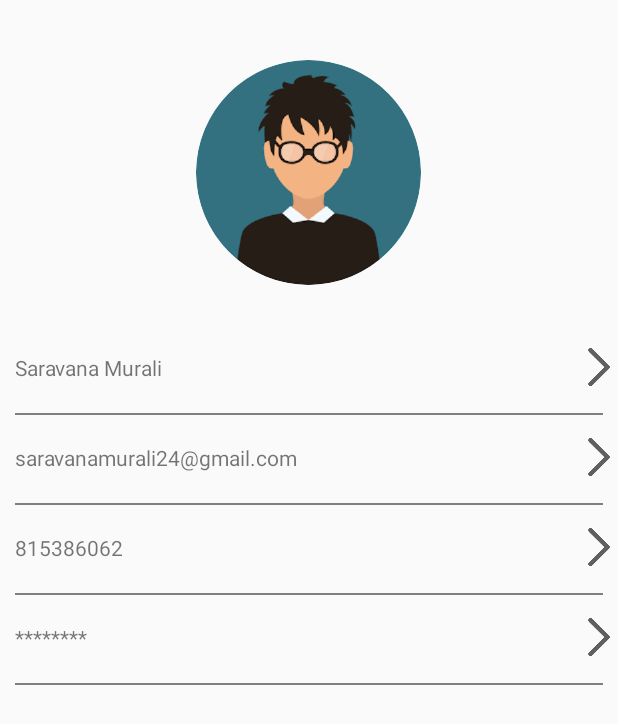
After one commit to SaravanaMurale/Sosy-master, an Android app: the ProfileSettingsActivity screen opened directly, with no data from a screen before it, on a phone screen of 412 x 824 dp. The commit adds this screen. Shown: the top 724 px of the screen. Run offline under Robolectric (Android 15) with nearby library versions, the phone set to English and light mode, and no system bars; our stand-ins replace CircleImageView.

Commit message:
Profile Update Commit

```diff
--- a/app/build.gradle
+++ b/app/build.gradle
@@ -65,6 +65,11 @@ dependencies {
     implementation 'com.google.android.gms:play-services-maps:17.0.0'
     implementation 'com.google.android.gms:play-services-location:17.0.0'
 
+    //Circular ImageView
+    implementation 'de.hdodenhof:circleimageview:3.1.0'
+
+
+
 
 
 }
--- /dev/null
+++ b/app/src/main/java/com/sosaley/sosy/dhome/ProfileSettingsActivity.java
@@ -0,0 +1,142 @@
+package com.sosaley.sosy.dhome;
+
+import androidx.appcompat.app.AppCompatActivity;
+
+import android.app.AlertDialog;
+import android.content.DialogInterface;
+import android.os.Bundle;
+import android.view.LayoutInflater;
+import android.view.View;
+import android.widget.EditText;
+import android.widget.RelativeLayout;
+import android.widget.TextView;
+import android.widget.Toast;
+
+import com.sosaley.sosy.R;
+
+import de.hdodenhof.circleimageview.CircleImageView;
+
+public class ProfileSettingsActivity extends AppCompatActivity {
+
+    RelativeLayout profileBlock, emailBlock, mobileBlock, changePasswordBlock;
+
+    TextView userName, email, mobile;
+
+    CircleImageView profilePic;
+
+
+
+    @Override
+    protected void onCreate(Bundle savedInstanceState) {
+        super.onCreate(savedInstanceState);
+        setContentView(R.layout.activity_profile_settings);
+
+        profilePic = (CircleImageView) findViewById(R.id.profilePic);
+
+        userName = (TextView) findViewById(R.id.userName);
+        email = (TextView) findViewById(R.id.email);
+        mobile = (TextView) findViewById(R.id.mobile);
+
+        profileBlock = (RelativeLayout) findViewById(R.id.profileBlock);
+        emailBlock = (RelativeLayout) findViewById(R.id.emailBlock);
+        mobileBlock = (RelativeLayout) findViewById(R.id.mobileBlock);
+        changePasswordBlock = (RelativeLayout) findViewById(R.id.changePasswordBlock);
+
+
+        profileBlock.setOnClickListener(new View.OnClickListener() {
+            @Override
+            public void onClick(View v) {
+
+                openDialog("Update Name", 1);
+
+            }
+        });
+
+        emailBlock.setOnClickListener(new View.OnClickListener() {
+            @Override
+            public void onClick(View v) {
+
+                openDialog("Update Email", 2);
+
+            }
+        });
+
+        mobileBlock.setOnClickListener(new View.OnClickListener() {
+            @Override
+            public void onClick(View v) {
+                openDialog("Update Mobile Number", 3);
+            }
+        });
+
+        changePasswordBlock.setOnClickListener(new View.OnClickListener() {
+            @Override
+            public void onClick(View v) {
+
+                openDialog("Update Password", 4);
+
+            }
+        });
+
+
+    }
+
+    private void openDialog(String update_name, final int i) {
+
+        AlertDialog.Builder builder = new AlertDialog.Builder(this);
+        LayoutInflater layoutInflater = this.getLayoutInflater();
+        final View view = layoutInflater.inflate(R.layout.layout_dialog_userprofile, null);
+
+        final EditText update = (EditText) view.findViewById(R.id.updateName);
+        update.setHint(update_name);
+
+        builder.setView(view);
+
+        builder.setPositiveButton("UPDATE", new DialogInterface.OnClickListener() {
+            @Override
+            public void onClick(DialogInterface dialog, int which) {
+
+                if (i == 1) {
+                    //update name
+
+                    /*boolean status = sqliteManager.updateUserName(update.getText().toString());
+                    if (status) {
+                        Toast.makeText(ProfileSettingsActivity.this, "Updated UserName", Toast.LENGTH_LONG).show();
+
+                        getUserDetails();
+                    }*/
+
+                } else if (i == 2) {
+                    //update Email
+
+
+                } else if (i == 3) {
+
+                    //update mobile
+
+
+                } else if (i == 4) {
+                    //update password
+
+
+
+                    }
+                }
+
+
+
+        });
+
+        builder.setNegativeButton("Cancel", new DialogInterface.OnClickListener() {
+            @Override
+            public void onClick(DialogInterface dialog, int which) {
+
+                dialog.dismiss();
+
+            }
+        });
+
+        AlertDialog alertDialog = builder.create();
+        alertDialog.show();
+
+    }
+}
--- /dev/null
+++ b/app/src/main/res/layout/activity_profile_settings.xml
@@ -0,0 +1,166 @@
+<?xml version="1.0" encoding="utf-8"?>
+<RelativeLayout xmlns:android="http://schemas.android.com/apk/res/android"
+    xmlns:app="http://schemas.android.com/apk/res-auto"
+    xmlns:tools="http://schemas.android.com/tools"
+    android:layout_width="match_parent"
+    android:layout_height="match_parent"
+    android:orientation="vertical"
+    tools:context=".dhome.ProfileSettingsActivity">
+
+
+    <de.hdodenhof.circleimageview.CircleImageView
+        android:id="@+id/profilePic"
+        android:layout_width="150dp"
+        android:layout_height="150dp"
+        android:layout_centerHorizontal="true"
+        android:layout_marginTop="40dp"
+        android:visibility="visible"
+        android:src="@drawable/user" />
+
+
+
+
+    <RelativeLayout
+        android:id="@+id/profileBlock"
+        android:layout_width="match_parent"
+        android:layout_height="50dp"
+        android:layout_below="@id/profilePic"
+        android:layout_marginTop="30dp"
+        >
+
+        <ImageView
+            android:layout_width="25dp"
+            android:layout_height="25dp"
+            android:layout_alignParentRight="true"
+            android:layout_centerVertical="true"
+            android:layout_marginTop="10dp"
+            android:src="@drawable/arrow" />
+
+        <TextView
+            android:id="@+id/userName"
+            android:layout_width="wrap_content"
+            android:layout_height="wrap_content"
+            android:layout_centerVertical="true"
+            android:layout_margin="10dp"
+            android:text="Saravana Murali" />
+
+    </RelativeLayout>
+
+    <View
+        android:layout_width="match_parent"
+        android:layout_height="1dp"
+        android:background="@color/view_line"
+        android:layout_marginLeft="10dp"
+        android:layout_marginRight="10dp"
+        android:layout_below="@id/profileBlock"
+        android:layout_marginTop="5dp"
+        />
+
+    <RelativeLayout
+        android:id="@+id/emailBlock"
+        android:layout_width="match_parent"
+        android:layout_height="50dp"
+        android:layout_below="@id/profileBlock"
+        android:layout_marginTop="10dp">
+
+        <ImageView
+            android:layout_width="25dp"
+            android:layout_height="25dp"
+            android:layout_alignParentRight="true"
+            android:layout_centerVertical="true"
+            android:layout_marginTop="10dp"
+            android:src="@drawable/arrow" />
+
+        <TextView
+            android:id="@+id/email"
+            android:layout_width="wrap_content"
+            android:layout_height="wrap_content"
+            android:layout_centerVertical="true"
+            android:layout_margin="10dp"
+            android:text="saravanamurali24@gmail.com" />
+
+    </RelativeLayout>
+
+
+    <View
+        android:layout_width="match_parent"
+        android:layout_height="1dp"
+        android:background="@color/view_line"
+        android:layout_marginLeft="10dp"
+        android:layout_marginRight="10dp"
+        android:layout_marginTop="5dp"
+        android:layout_below="@id/emailBlock"
+        />
+
+    <RelativeLayout
+        android:id="@+id/mobileBlock"
+        android:layout_width="match_parent"
+        android:layout_height="50dp"
+        android:layout_below="@id/emailBlock"
+        android:layout_marginTop="10dp">
+
+        <ImageView
+            android:layout_width="25dp"
+            android:layout_height="25dp"
+            android:layout_alignParentRight="true"
+            android:layout_centerVertical="true"
+            android:layout_marginTop="10dp"
+            android:src="@drawable/arrow" />
+
+        <TextView
+            android:id="@+id/mobile"
+            android:layout_width="wrap_content"
+            android:layout_height="wrap_content"
+            android:layout_centerVertical="true"
+            android:layout_margin="10dp"
+            android:text="815386062" />
+
+    </RelativeLayout>
+
+    <View
+        android:layout_width="match_parent"
+        android:layout_height="1dp"
+        android:background="@color/view_line"
+        android:layout_marginLeft="10dp"
+        android:layout_marginRight="10dp"
+        android:layout_marginTop="5dp"
+        android:layout_below="@id/mobileBlock"
+        />
+
+    <RelativeLayout
+        android:id="@+id/changePasswordBlock"
+        android:layout_width="match_parent"
+        android:layout_height="50dp"
+        android:layout_below="@id/mobileBlock"
+        android:layout_marginTop="10dp">
+
+        <ImageView
+            android:layout_width="25dp"
+            android:layout_height="25dp"
+            android:layout_alignParentRight="true"
+            android:layout_centerVertical="true"
+            android:layout_marginTop="10dp"
+            android:src="@drawable/arrow" />
+
+        <TextView
+            android:id="@+id/changePassword"
+            android:layout_width="wrap_content"
+            android:layout_height="wrap_content"
+            android:layout_centerVertical="true"
+            android:layout_margin="10dp"
+            android:text="********" />
+
+    </RelativeLayout>
+
+    <View
+        android:layout_width="match_parent"
+        android:layout_height="1dp"
+        android:background="@color/view_line"
+        android:layout_marginLeft="10dp"
+        android:layout_marginRight="10dp"
+        android:layout_marginTop="5dp"
+        android:layout_below="@id/changePasswordBlock"
+        />
+
+
+</RelativeLayout>
--- a/app/src/main/res/values/colors.xml
+++ b/app/src/main/res/values/colors.xml
@@ -17,5 +17,7 @@
     <color name="gmailRed">#ff0000</color>
     <color name="light_red">#ff5555</color>
 
+    <color name="view_line">#808080</color>
+
 
 </resources>
```
Also changed, not shown: app/src/main/AndroidManifest.xml (+6 -9 lines), app/src/main/java/com/sosaley/sosy/dhome/HomeActivity.java (+32 -1 lines), app/src/main/java/com/sosaley/sosy/dhome/ProfileActivity.java (added, +16 -0 lines), app/src/main/res/layout/activity_profile.xml (added, +150 -0 lines), app/src/main/res/layout/layout_dialog_userprofile.xml (added, +23 -0 lines), app/src/main/res/drawable-v24/aboutus.png (added), app/src/main/res/drawable-v24/arrow.png (added), app/src/main/res/drawable-v24/call_center.jpg (added), app/src/main/res/drawable-v24/signout.png (added), app/src/main/res/drawable-v24/user.png (added).
